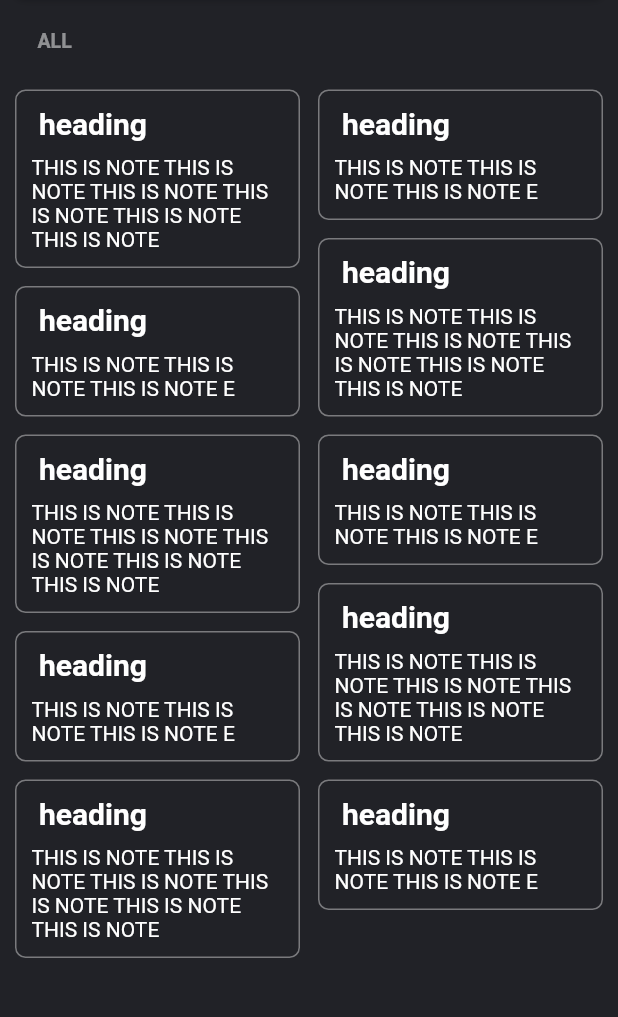
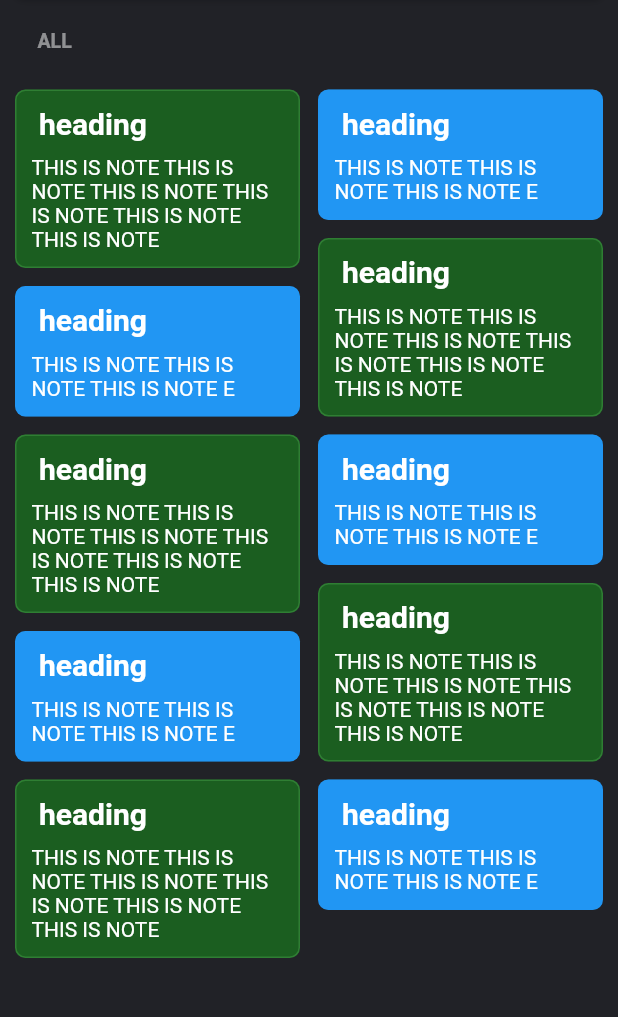
Before and after one commit to Nit89/KeepNotes, a Flutter app: the screen it shows after launch, on a phone screen of 412 x 824 dp, the part 98-1115 px from its top. Run offline on Flutter 3.47's test engine with Material 2 defaults, Android fonts, the phone set to English and light mode, and no system bars.

```diff
--- a/lib/home.dart
+++ b/lib/home.dart
@@ -2,6 +2,7 @@ import 'dart:ui';
 
 import 'package:flutter/material.dart';
 import 'package:flutter_staggered_grid_view/flutter_staggered_grid_view.dart';
+import 'package:keep_notes/NoteView.dart';
 import 'package:keep_notes/color.dart';
 import 'package:keep_notes/sideMenuBar.dart';
 
@@ -141,10 +142,19 @@ class _homeState extends State<home> {
                   crossAxisSpacing: 12,
                   crossAxisCount: 4,
                   staggeredTileBuilder: (index) => StaggeredTile.fit(2),
-                  itemBuilder: (context, index) => Container(
+                  itemBuilder: (context, index) => InkWell(
+                    onTap: () {
+                      Navigator.push(context,
+                          MaterialPageRoute(builder: (context) => NoteView()));
+                    },
+                    child: Container(
                       padding: EdgeInsets.all(10),
                       decoration: BoxDecoration(
-                        border: Border.all(color: white.withOpacity(0.4)),
+                          color: index.isEven ? Colors.green[900] : Colors.blue,
+                          border: Border.all(
+                              color: index.isEven
+                                  ? Colors.green.withOpacity(0.4)
+                                  : Colors.blue.withOpacity(0.4)),
                           borderRadius: BorderRadius.circular(7)),
                       child: Column(
                         crossAxisAlignment: CrossAxisAlignment.start,
@@ -159,9 +169,15 @@ class _homeState extends State<home> {
                           SizedBox(
                             height: 10,
                           ),
-                        Text(index.isEven ? note : note1,
+                          Text(
+                              index.isEven
+                                  ? note.length > 250
+                                      ? "${note.substring(0, 250)}..."
+                                      : note
+                                  : note1,
                               style: TextStyle(color: white))
                         ],
+                      ),
                     ),
                   ),
                 ),
```
Also changed, not shown: lib/NoteView.dart (added, +58 -0 lines). Lines whose indentation alone changed are shown as unchanged.
